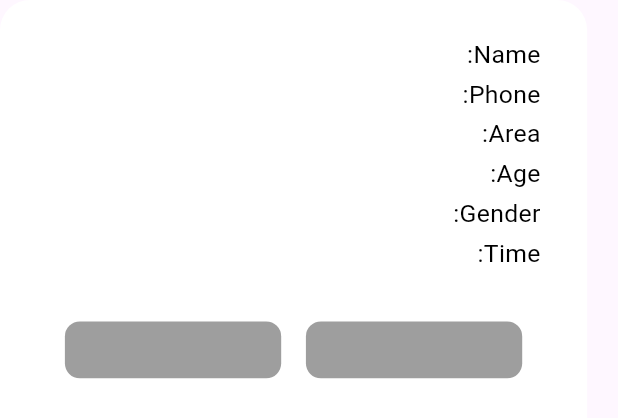
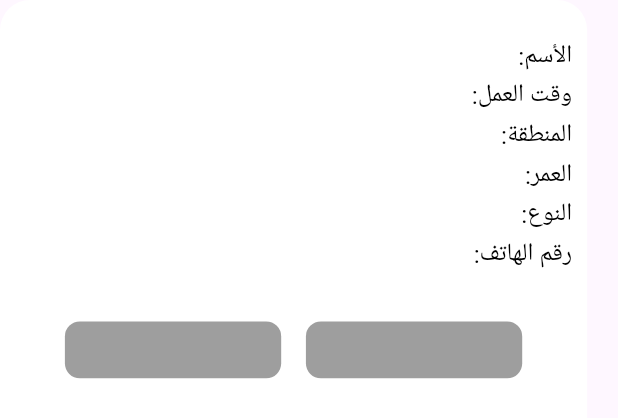
Before and after one commit to MohamedAatef12/Tamredak, a Flutter app: the CustomNursesCard widget shown alone on an empty page, opened directly with empty values, on a phone screen of 412 x 824 dp. Shown: the top 418 px of the screen. Run offline on Flutter 3.47's test engine with Material 3 defaults, Android fonts, the light colour scheme and no system bars; our stand-ins replace awesome_dialog, cloud_firestore, firebase_core, get, persistent_bottom_nav_bar; missing offline and left inert: dart:ffi; accounts and stored records are empty.

Commit message:
Merge branch 'refs/heads/edit_profile'

```diff
--- a/lib/core/utils/widgets/custom_nurses_card.dart
+++ b/lib/core/utils/widgets/custom_nurses_card.dart
@@ -57,7 +57,7 @@ class CustomNursesCard extends StatelessWidget {
                     Row(
                       children: [
                         Text(
-                          'Name: ',
+                          'الأسم: ',
                           style: Styles.textStyleMedium.copyWith(
                               fontSize:
                                   responsiveFonts(context, fontSize: 12),
@@ -83,11 +83,11 @@ class CustomNursesCard extends StatelessWidget {
                       height: MediaQuery.sizeOf(context).height*0.003,
                     ),
                     SizedBox(
-                      width: MediaQuery.of(context).size.width * 0.45,
+                      width: MediaQuery.of(context).size.width * 0.4,
                       child: Row(
                         children: [
                           Text(
-                            'Phone: ',
+                            'وقت العمل: ',
                             style: Styles.textStyleMedium.copyWith(
                                 fontSize:
                                 responsiveFonts(context, fontSize: 12),
@@ -96,7 +96,7 @@ class CustomNursesCard extends StatelessWidget {
                             overflow: TextOverflow.ellipsis,
                           ),
                           Text(
-                            phone!,
+                            time!,
                             style: Styles.textStyleMedium.copyWith(
                                 fontSize:
                                 responsiveFonts(context, fontSize: 12),
@@ -115,7 +115,7 @@ class CustomNursesCard extends StatelessWidget {
                       child: Row(
                         children: [
                           Text(
-                            'Area: ',
+                            'المنطقة: ',
                             style: Styles.textStyleMedium.copyWith(
                                 fontSize:
                                     responsiveFonts(context, fontSize: 12),
@@ -143,7 +143,7 @@ class CustomNursesCard extends StatelessWidget {
                       child: Row(
                         children: [
                           Text(
-                            'Age: ',
+                            'العمر: ',
                             style: Styles.textStyleMedium.copyWith(
                                 fontSize:
                                     responsiveFonts(context, fontSize: 12),
@@ -171,7 +171,7 @@ class CustomNursesCard extends StatelessWidget {
                       child: Row(
                         children: [
                           Text(
-                            'Gender: ',
+                            'النوع: ',
                             style: Styles.textStyleMedium.copyWith(
                                 fontSize:
                                     responsiveFonts(context, fontSize: 12),
@@ -194,12 +194,10 @@ class CustomNursesCard extends StatelessWidget {
                     SizedBox(
                       height: MediaQuery.sizeOf(context).height*0.003,
                     ),
-                    SizedBox(
-                      width: MediaQuery.of(context).size.width * 0.4,
-                      child: Row(
+                    Row(
                       children: [
                         Text(
-                            'Time: ',
+                          'رقم الهاتف: ',
                           style: Styles.textStyleMedium.copyWith(
                               fontSize:
                               responsiveFonts(context, fontSize: 12),
@@ -208,7 +206,7 @@ class CustomNursesCard extends StatelessWidget {
                           overflow: TextOverflow.ellipsis,
                         ),
                         Text(
-                            time!,
+                          phone!,
                           style: Styles.textStyleMedium.copyWith(
                               fontSize:
                               responsiveFonts(context, fontSize: 12),
@@ -218,11 +216,11 @@ class CustomNursesCard extends StatelessWidget {
                         ),
                       ],
                     ),
-                    ),
                   ],
                 ),
+                Spacer(),
                 SizedBox(
-                    width: Get.mediaQuery.size.width * 0.35,
+                    width: Get.mediaQuery.size.width * 0.25,
                     height: Get.mediaQuery.size.height * 0.15,
                     child: image ?? const SizedBox()),
               ],
--- a/lib/features/all_nurses/presentation/views/widgets/all_nurses_list.dart
+++ b/lib/features/all_nurses/presentation/views/widgets/all_nurses_list.dart
@@ -103,7 +103,7 @@ class AllNursesList extends StatelessWidget {
                         time: nurse['time'],
                         one: false,
                         button1: CustomAppButton(
-                          text: 'Edit Profile',
+                          text: 'تعديل بياناته',
                           textFont: 12,
                           height: 30,
                           width: 20,
@@ -112,7 +112,7 @@ class AllNursesList extends StatelessWidget {
                           },
                         ),
                         button2: CustomAppButton(
-                            text: 'Delete',
+                            text: 'مسح',
                             textFont: 12,
                             height: 30,
                             width: 20,
--- a/lib/features/edit_profile/presentation/views/edit_profile_screen.dart
+++ b/lib/features/edit_profile/presentation/views/edit_profile_screen.dart
@@ -3,7 +3,7 @@ import 'package:get/get.dart';
 import 'package:tamredak/core/themes/app_colors.dart';
 import 'package:tamredak/core/utils/styles.dart';
 import 'package:tamredak/features/all_nurses/presentation/controllers/all_nurses_controller.dart';
-import 'package:tamredak/features/all_nurses/presentation/views/all_nurses_screen.dart';
+import 'package:tamredak/features/bottom_bar/presentation/views/bottom_bar_screen.dart';
 import 'package:tamredak/features/edit_profile/presentation/views/widgets/edit_profile_body.dart';
 class EditProfileScreen extends StatelessWidget {
   const EditProfileScreen({super.key, required this.nurse});
@@ -32,7 +32,7 @@ class EditProfileScreen extends StatelessWidget {
             ),
           ),
           onPressed: () {
-            Get.off(const AllNursesScreen());
+            Get.off(const BottomBarScreen());
           },
         ),
       ),
--- a/lib/features/in_task_nurses/presentation/view/widgets/in_task_nurses_list.dart
+++ b/lib/features/in_task_nurses/presentation/view/widgets/in_task_nurses_list.dart
@@ -99,7 +99,7 @@ class InTaskList extends StatelessWidget {
                         time: nurse['time'],
                         color: AppColors.current.purpleButtons,
                         one: true,
-                        button1:  CustomAppButton(text: 'End Task',
+                        button1:  CustomAppButton(text: 'انهاء المهمه',
                           textFont: 12,
                           onTap: (){
                           controller.setNurseAvailable(nurseId);
```
Lines whose indentation alone changed are shown as unchanged.
